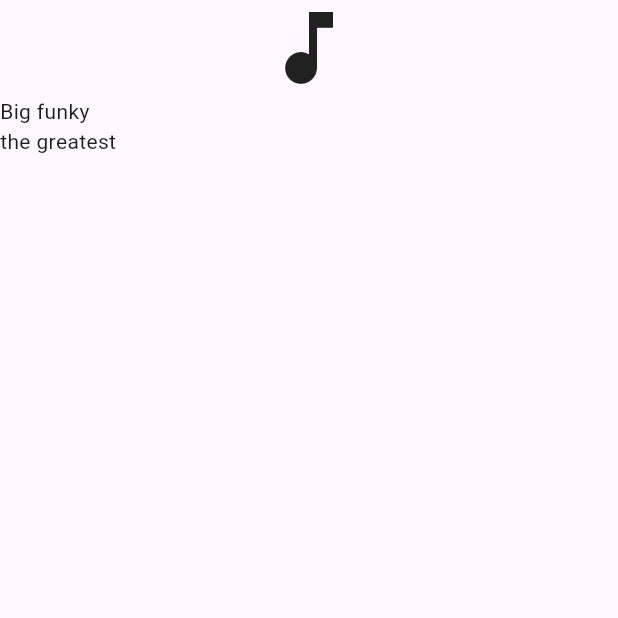
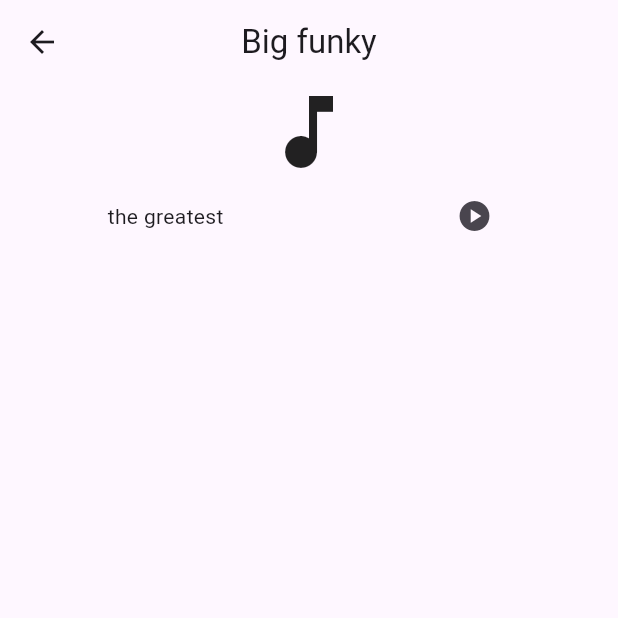
Before and after one commit to jamiejdr-solent/SolentHackathon2025_feb, a Flutter app: the PlaylistTab screen opened directly, after a tap on "Big funky", on a phone screen of 412 x 824 dp, the top half of it. Run offline on Flutter 3.47's test engine with Material 3 defaults, Android fonts, the phone set to English and light mode, and no system bars; our stand-ins replace just_audio.

Commit message:
playlist go whoo adds back arrow, adds title and play button and makes songs clickable

```diff
--- a/music_player_solent_hackathon/lib/objects/playlist.dart
+++ b/music_player_solent_hackathon/lib/objects/playlist.dart
@@ -11,6 +11,7 @@ class Playlist {
   Playlist({
     this.name = "",
     this.description = "",
+    this.songs = const [],
   }) {
     needsUpdate.value = true;
   }
--- a/music_player_solent_hackathon/lib/playlist_view.dart
+++ b/music_player_solent_hackathon/lib/playlist_view.dart
@@ -16,14 +16,22 @@ class _PlaylistDetailState extends State<PlaylistDetail> {
     return ListView(
       children: [
         Icon(Icons.music_note, size: 64.0), // TODO: replace with thumbnail
-        Text(widget.playlist.name),
-        Text(widget.playlist.description),
+        Row(
+          mainAxisAlignment: MainAxisAlignment.spaceAround,
+          children: [
+            Text(widget.playlist.description),
+            IconButton(
+                onPressed: () {}, //TODO: make this play playlist
+                icon: Icon(Icons.play_circle))
+          ],
+        ),
         for (Song song in widget.playlist.songs)
           Card(
             child: ListTile(
               leading: Icon(Icons.music_note),
               title: Text(song.title),
               subtitle: Text(song.author),
+              onTap: () {},
             ),
           )
       ],
--- a/music_player_solent_hackathon/lib/tabs/playlist.dart
+++ b/music_player_solent_hackathon/lib/tabs/playlist.dart
@@ -1,5 +1,6 @@
 import 'package:flutter/material.dart';
 import 'package:music_player_solent_hackathon/objects/playlist.dart';
+import 'package:music_player_solent_hackathon/objects/song.dart';
 import 'package:music_player_solent_hackathon/playlist_view.dart';
 
 class PlaylistTab extends StatefulWidget {
@@ -19,17 +20,33 @@ class _PlaylistTabState extends State<PlaylistTab> {
     Playlist(name: "Big funky", description: "the greatest"),
     Playlist(name: "playlist whoo", description: "omg its a playlist"),
     Playlist(
-        name: "taylor swifts biggest hits", description: "Best playlist yet"),
+        name: "taylor swifts biggest hits",
+        description: "Best playlist yet",
+        songs: [Song(), Song(), Song()]),
   ];
 
   @override
   Widget build(BuildContext context) {
     return !viewAll
-        ? PlaylistDetail(playlist: currentPlaylist)
+        ? Scaffold(
+            appBar: AppBar(
+              title: Text(currentPlaylist.name),
+              centerTitle: true,
+              leading: IconButton(
+                  onPressed: () {
+                    setState(() {
+                      viewAll = true;
+                    });
+                  },
+                  icon: Icon(Icons.arrow_back)),
+            ),
+            body: PlaylistDetail(playlist: currentPlaylist),
+          )
         : ListView(
             children: [
               for (Playlist playlist in playlists)
-                ListTile(
+                Card(
+                  child: ListTile(
                     leading: Icon(Icons.music_note),
                     title: Text(playlist.name),
                     subtitle: Text(playlist.description),
@@ -39,6 +56,7 @@ class _PlaylistTabState extends State<PlaylistTab> {
                         viewAll = false;
                       });
                     }, // TODO: view the playlist information
+                  ),
                 )
             ],
           );
--- a/music_player_solent_hackathon/lib/tabs/songs.dart
+++ b/music_player_solent_hackathon/lib/tabs/songs.dart
@@ -19,11 +19,13 @@ class _SongsTabState extends State<SongsTab> {
     return ListView(
       children: [
         for (Song song in songs)
-          ListTile(
-            leading: Icon(Icons.music_note),
-            title: Text(song.title),
-            subtitle: Text(song.author),
-            onTap: () {}, // TODO: make this play the song
+          Card(
+            child: ListTile(
+              leading: Icon(Icons.music_note),
+              title: Text(song.title),
+              subtitle: Text(song.author),
+              onTap: () {}, // TODO: make this play the song
+            ),
           )
       ],
     );
```
Lines whose indentation alone changed are shown as unchanged.
